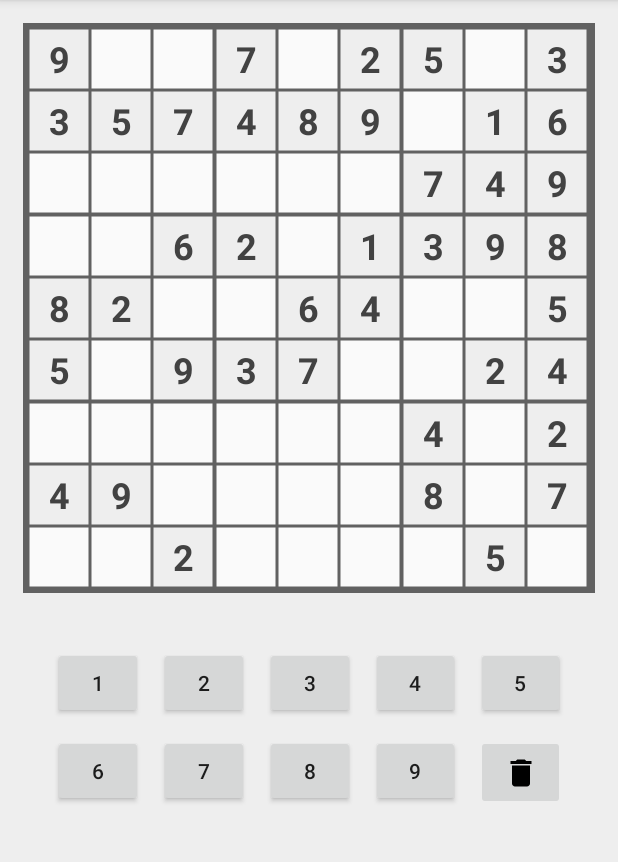
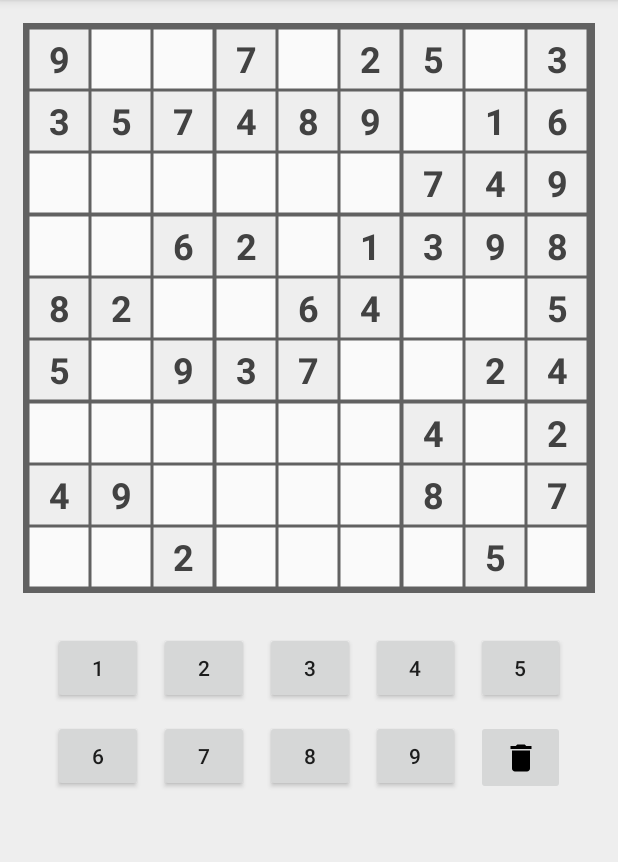
Before and after one commit to korbi98/Simple-Sudoku, an Android app: the screen it shows after launch (GameActivity), after a tap on "NEW GAME", on a phone screen of 412 x 824 dp, the part 84-946 px from its top. Run offline under Robolectric (Android 15) with nearby library versions, the phone set to English and light mode, and no system bars.

Commit message:
1.0.1 alpha release, fixed layout to portrait mode, other minor changes

```diff
--- a/app/src/main/res/layout/activity_game.xml
+++ b/app/src/main/res/layout/activity_game.xml
@@ -4,7 +4,6 @@
     xmlns:tools="http://schemas.android.com/tools"
     android:layout_width="match_parent"
     android:layout_height="match_parent"
-    android:orientation="horizontal"
     android:isScrollContainer="false"
     android:background="@color/background">
 
@@ -29,7 +28,7 @@
          android:layout_width="wrap_content"
          android:layout_height="wrap_content"
          android:layout_below="@id/sudoku_field"
-         android:layout_marginTop="15dp"
+         android:layout_marginTop="5dp"
          android:layout_marginLeft="30dp"
          android:layout_marginRight="30dp">
 
--- a/app/src/main/res/values/colors.xml
+++ b/app/src/main/res/values/colors.xml
@@ -8,8 +8,8 @@
     <color name="regionBorder">#616161</color>
     <color name="sudokuTextColor">#424242</color>
 
-    <color name="cellHighlight">#C5E1A5</color>
-    <color name="cellSlightHighlight">#F1F8E9</color>
+    <color name="cellHighlight">#AED581</color>
+    <color name="cellSlightHighlight">#DCEDC8</color>
     <color name="cellPreset">#EEEEEE</color>
     <color name="cellNotPreset">#FAFAFA</color>
     <color name="cellFaulty">#FFAB91</color>
--- a/app/src/main/res/xml/preferences.xml
+++ b/app/src/main/res/xml/preferences.xml
@@ -60,7 +60,7 @@
             android:title="@string/about_sourcecode_title">
             <intent
                 android:action="android.intent.action.VIEW"
-                android:data="https://github.com/korbi98"/>
+                android:data="https://github.com/korbi98/Simple-Sudoku"/>
         </Preference>
 
     </PreferenceCategory>
```
Also changed, not shown: app/build.gradle (+4 -4 lines), app/src/main/AndroidManifest.xml (+6 -5 lines), app/src/main/java/com/korbi/simplesudoku/Activities/SettingsActivity.java (+15 -1 lines).
